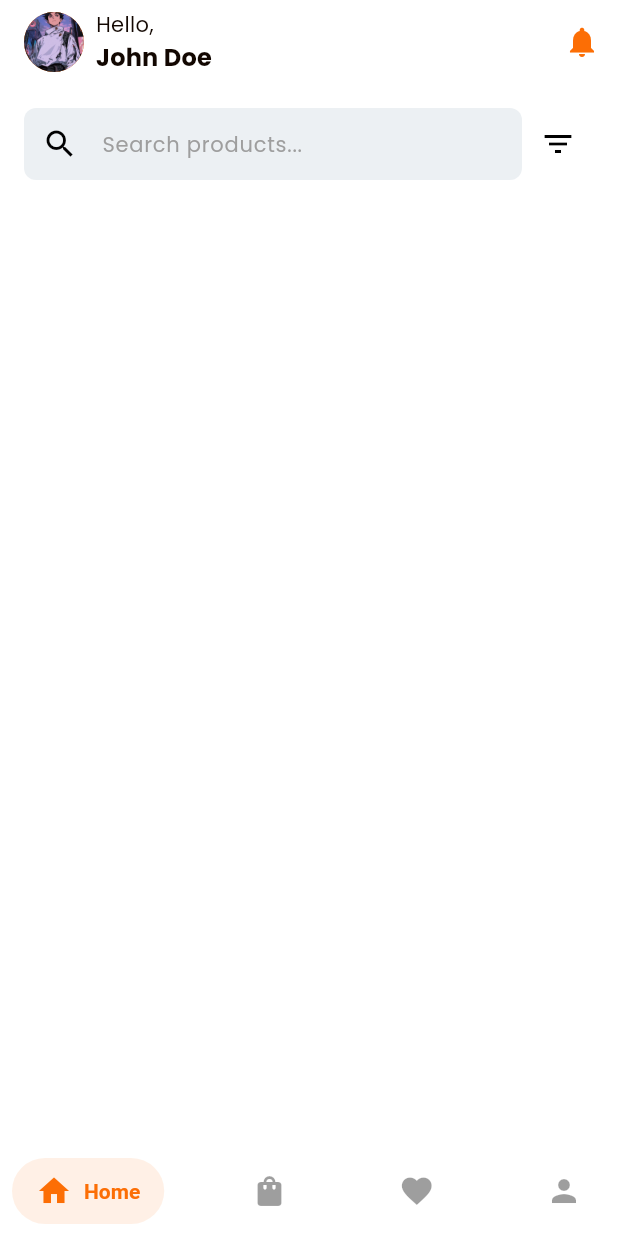
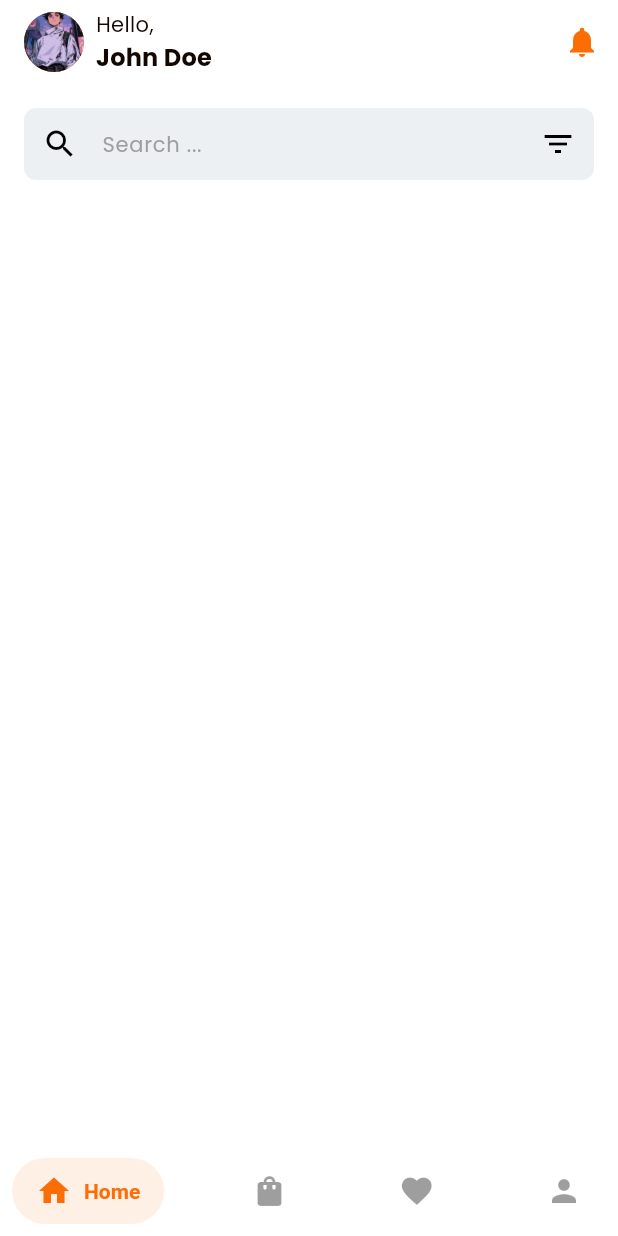
Before and after one commit to GitheTrunk/grocery, a Flutter app: the screen it shows after launch, on a phone screen of 412 x 824 dp. Run offline on Flutter 3.47's test engine with Material 3 defaults, Android fonts, the light colour scheme and no system bars; drawn by our look-alikes of salomon_bottom_bar; our stand-ins replace get, google_fonts.

Commit message:
add search bar and fix issues

```diff
--- /dev/null
+++ b/lib/controllers/home_controller.dart
@@ -0,0 +1,25 @@
+import 'package:get/get.dart';
+import 'package:flutter/material.dart';
+
+class HomeController extends GetxController {
+  var searchQuery = ''.obs;
+  var selectedCategory = 'All'.obs;
+  late ScrollController scrollController;
+
+  @override
+  void onInit() {
+    super.onInit();
+    scrollController = ScrollController();
+  }
+
+  @override
+  void onClose() {
+    scrollController.dispose();
+    super.onClose();
+  }
+
+  void updateSearch(String query) {
+    searchQuery.value = query;
+    debugPrint('Search query updated: $query');
+  }
+}
--- a/lib/main.dart
+++ b/lib/main.dart
@@ -5,6 +5,7 @@ import 'package:grocery/views/home_screen.dart';
 import 'package:grocery/themes/theme.dart';
 import 'package:grocery/views/main_screen.dart';
 import 'package:grocery/views/mycart_screen.dart';
+import 'package:grocery/views/notification_screen.dart';
 import 'package:grocery/views/profile_screen.dart';
 
 void main() {
@@ -16,10 +17,11 @@ void main() {
       initialRoute: '/main',
       routes: {
         '/main': (context) => const MainScreen(),
-        '/home': (context) => const HomeScreen(),
+        '/home': (context) => HomeScreen(),
         '/mycart': (context) => const MycartScreen(),
         '/favorite': (context) => const FavoriteScreen(),
         '/profile': (context) => const ProfileScreen(),
+        '/notifications': (context) => const NotificationScreen(),
       },
     ),
   );
--- a/lib/views/home_screen.dart
+++ b/lib/views/home_screen.dart
@@ -1,33 +1,22 @@
 import 'package:flutter/material.dart';
+import 'package:grocery/controllers/home_controller.dart';
 import 'package:grocery/widgets/appbar/custom_appbar.dart';
-import 'package:grocery/widgets/appbar/search_bar.dart' as custom;
+import 'package:grocery/widgets/search_bar.dart' as custom_widgets;
 
 class HomeScreen extends StatefulWidget {
-  const HomeScreen({super.key});
+  final HomeController homeController = HomeController();
+  HomeScreen({super.key});
 
   @override
   State<HomeScreen> createState() => _HomeScreenState();
 }
 
 class _HomeScreenState extends State<HomeScreen> {
-  String _searchText = '';
-  bool _isFiltered = false;
-
-  void _onSearchChanged(String value) {
-    setState(() {
-      _searchText = value;
-    });
-  }
-
-  void _onFilterTap() {
-    setState(() {
-      _isFiltered = !_isFiltered;
-    });
-  }
-
   @override
   Widget build(BuildContext context) {
-    return Scaffold(
+    return GestureDetector(
+      onTap: () => FocusScope.of(context).unfocus(),
+      child: Scaffold(
         body: CustomScrollView(
           slivers: [
             CustomAppBar(
@@ -38,15 +27,20 @@ class _HomeScreenState extends State<HomeScreen> {
             SliverToBoxAdapter(
               child: Padding(
                 padding: const EdgeInsets.all(16.0),
-              child: custom.SearchBar(
-                hintText: 'Search products...',
-                onSearchChanged: _onSearchChanged,
-                onFilterTap: _onFilterTap,
+                child: custom_widgets.SearchBar(
+                  hintText: 'Search ...',
+                  onSearchChanged: (query) {
+                    widget.homeController.updateSearch(query);
+                  },
+                  onFilterTap: () {
+                    debugPrint('Filter tapped');
+                  },
                 ),
               ),
             ),
           ],
         ),
+      ),
     );
   }
 }
--- a/lib/views/main_screen.dart
+++ b/lib/views/main_screen.dart
@@ -24,7 +24,9 @@ class _MainScreenState extends State<MainScreen> {
 
   @override
   Widget build(BuildContext context) {
-    return Scaffold(
+    return GestureDetector(
+      onTap: () => FocusScope.of(context).unfocus(),
+      child: Scaffold(
         body: _screens[_currentIndex],
         bottomNavigationBar: BottomNavBar(
           currentIndex: _currentIndex,
@@ -34,6 +36,7 @@ class _MainScreenState extends State<MainScreen> {
             });
           },
         ),
+      ),
     );
   }
 }
--- /dev/null
+++ b/lib/widgets/search_bar.dart
@@ -0,0 +1,76 @@
+import 'package:flutter/material.dart';
+import 'package:grocery/controllers/home_controller.dart';
+import 'package:get/get.dart';
+
+class SearchBar extends StatefulWidget {
+  final String hintText;
+  final ValueChanged<String> onSearchChanged;
+  final VoidCallback onFilterTap;
+
+  const SearchBar({
+    super.key,
+    this.hintText = 'Search ...',
+    required this.onSearchChanged,
+    required this.onFilterTap,
+  });
+
+  @override
+  State<SearchBar> createState() => _SearchBarState();
+}
+
+class _SearchBarState extends State<SearchBar> {
+  final HomeController homeController = Get.put(HomeController());
+  late final TextEditingController _searchController;
+
+  @override
+  void initState() {
+    super.initState();
+    _searchController = TextEditingController(
+      text: homeController.searchQuery.value,
+    );
+
+    _searchController.addListener(() {
+      if (_searchController.text != homeController.searchQuery.value) {
+        homeController.searchQuery.value = _searchController.text;
+        widget.onSearchChanged(_searchController.text);
+      }
+    });
+
+    ever(homeController.searchQuery, (String value) {
+      if (_searchController.text != value) {
+        _searchController.text = value;
+        _searchController.selection = TextSelection.fromPosition(
+          TextPosition(offset: _searchController.text.length),
+        );
+      }
+    });
+  }
+
+  @override
+  void dispose() {
+    _searchController.dispose();
+    super.dispose();
+  }
+
+  @override
+  Widget build(BuildContext context) {
+    return TextField(
+      controller: _searchController,
+      decoration: InputDecoration(
+        hintText: widget.hintText,
+        prefixIcon: const Icon(Icons.search),
+        suffixIcon: IconButton(
+          icon: const Icon(Icons.filter_list),
+          onPressed: widget.onFilterTap,
+        ),
+        border: OutlineInputBorder(
+          borderRadius: BorderRadius.circular(8.0),
+          borderSide: BorderSide.none,
+        ),
+        filled: true,
+        fillColor: Theme.of(context).inputDecorationTheme.fillColor,
+        contentPadding: const EdgeInsets.symmetric(vertical: 0, horizontal: 16),
+      ),
+    );
+  }
+}
```
Also changed, not shown: lib/views/notification_screen.dart (added, +13 -0 lines), pubspec.lock, 4 other files. Lines whose indentation alone changed are shown as unchanged.
